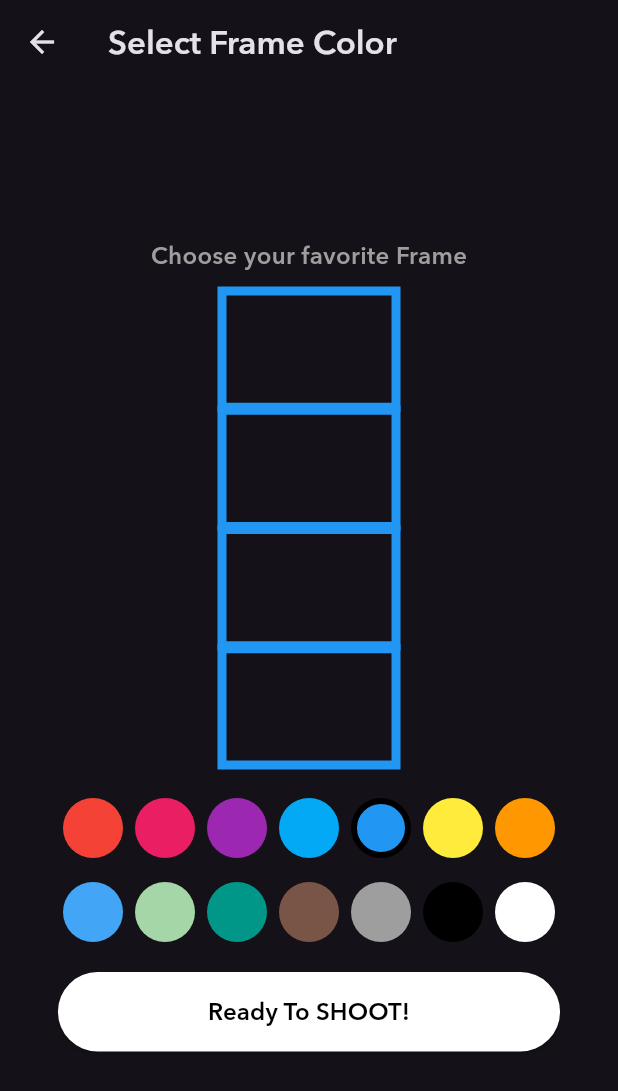
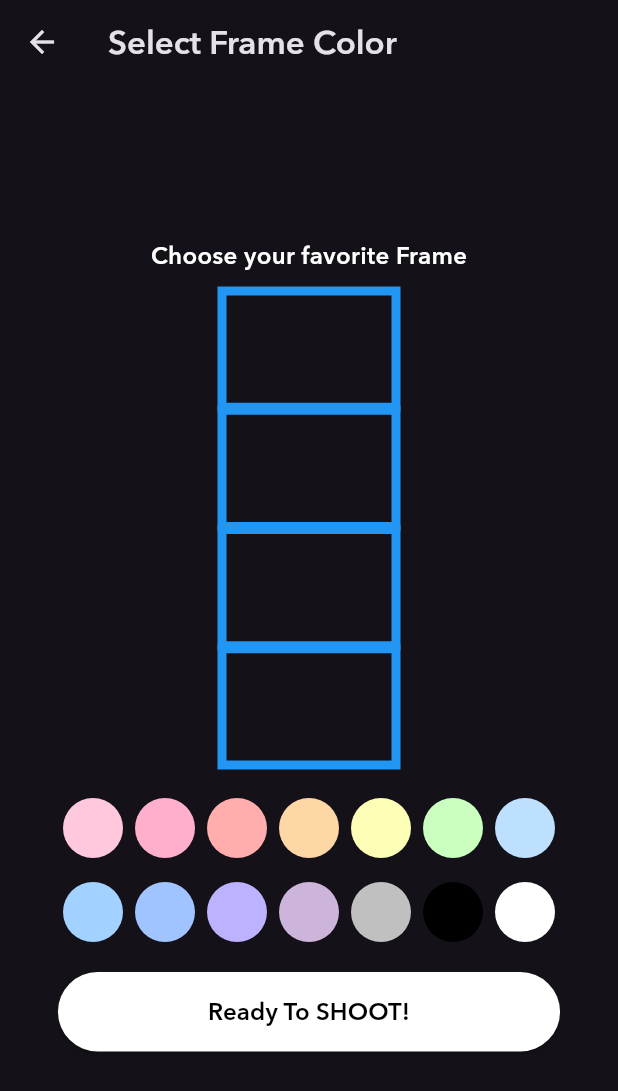
Before and after one commit to Many-Ong/Epson-SnapIt-FE, a Flutter app: the FrameSelectionScreen screen opened directly with empty values, on a phone screen of 412 x 824 dp. Shown: the top 1091 px of the screen. Run offline on Flutter 3.47's test engine with Material 3 defaults, Android fonts, the phone set to English and light mode, and no system bars; our stand-ins replace camera, flutter_dotenv, image_gallery_saver, image_picker, permission_handler, share_plus; missing offline and left inert: local_rembg, social_share.

Commit message:
💄 Update color palatte

```diff
--- a/lib/screens/frame_selection_screen.dart
+++ b/lib/screens/frame_selection_screen.dart
@@ -12,18 +12,18 @@ class FrameSelectionScreen extends StatefulWidget {
 
 class _FrameSelectionScreenState extends State<FrameSelectionScreen> {
   final List<Color> frameColors = [
-    Colors.red,
-    Colors.pink,
-    Colors.purple,
-    Colors.lightBlue,
-    Colors.blue,
-    Colors.yellow,
-    Colors.orange,
-    Colors.blue.shade400,
-    Colors.green.shade200,
-    Colors.teal,
-    Colors.brown,
-    Colors.grey,
+    Color.fromARGB(255, 255, 200, 221),
+    Color.fromARGB(255, 255, 175, 204),
+    Color.fromARGB(255, 255, 173, 173),
+    Color.fromARGB(255, 255, 214, 165),
+    Color.fromARGB(255, 253, 255, 182),
+    Color.fromARGB(255, 202, 255, 191),
+    Color.fromARGB(255, 189, 224, 254),
+    Color.fromARGB(255, 162, 210, 255),
+    Color.fromARGB(255, 160, 196, 255),
+    Color.fromARGB(255, 189, 178, 255),
+    Color.fromARGB(255, 205, 180, 219),
+    Color.fromARGB(255, 192, 192, 192),
     Colors.black,
     Colors.white,
   ];
@@ -42,7 +42,7 @@ class _FrameSelectionScreenState extends State<FrameSelectionScreen> {
           children: [
             Text(
               'Choose your favorite Frame',
-              style: TextStyle(fontSize: 16, color: Colors.grey),
+              style: TextStyle(fontSize: 16, color: Colors.white),
             ),
             SizedBox(height: 10),
             Center(
```
